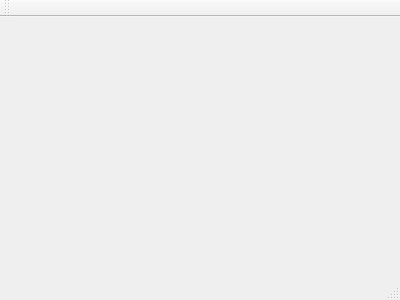
Old version of the form mainwindow.ui in the repository ThomasHermans/Carcassonne.
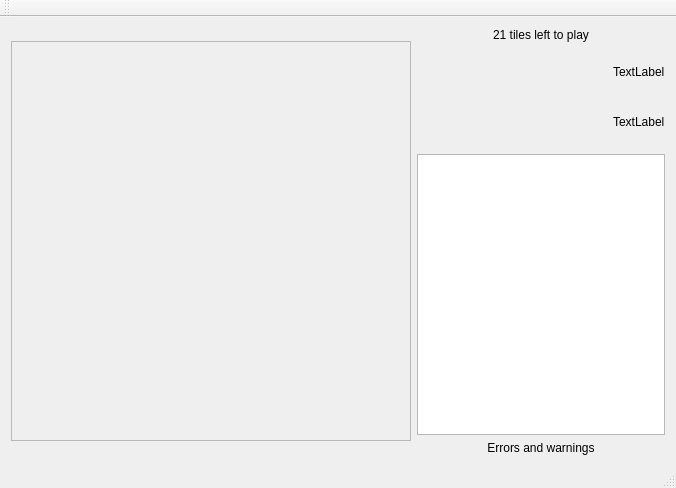
New version of the form. Icons and pictures are not drawn.

```diff
--- a/mainwindow.ui
+++ b/mainwindow.ui
@@ -1,24 +1,179 @@
 <ui version="4.0">
  <class>MainWindow</class>
- <widget class="QMainWindow" name="MainWindow" >
-  <property name="geometry" >
+ <widget class="QMainWindow" name="MainWindow">
+  <property name="geometry">
    <rect>
     <x>0</x>
     <y>0</y>
-    <width>400</width>
-    <height>300</height>
+    <width>676</width>
+    <height>488</height>
    </rect>
   </property>
   <property name="windowTitle" >
    <string>MainWindow</string>
   </property>
-  <widget class="QMenuBar" name="menuBar" />
-  <widget class="QToolBar" name="mainToolBar" />
-  <widget class="QWidget" name="centralWidget" />
-  <widget class="QStatusBar" name="statusBar" />
+  <widget class="QWidget" name="centralWidget">
+   <layout class="QHBoxLayout" name="horizontalLayout_3">
+    <item>
+     <layout class="QHBoxLayout" name="mBoardAndSideBarLayout">
+      <item>
+       <widget class="QScrollArea" name="mBoardScrollArea">
+        <property name="sizePolicy">
+         <sizepolicy hsizetype="Fixed" vsizetype="Fixed">
+          <horstretch>0</horstretch>
+          <verstretch>0</verstretch>
+         </sizepolicy>
+        </property>
+        <property name="minimumSize">
+         <size>
+          <width>400</width>
+          <height>400</height>
+         </size>
+        </property>
+        <property name="baseSize">
+         <size>
+          <width>100</width>
+          <height>100</height>
+         </size>
+        </property>
+        <property name="widgetResizable">
+         <bool>false</bool>
+        </property>
+        <widget class="QWidget" name="scrollAreaWidgetContents">
+         <property name="geometry">
+          <rect>
+           <x>0</x>
+           <y>0</y>
+           <width>398</width>
+           <height>398</height>
+          </rect>
+         </property>
+        </widget>
+       </widget>
+      </item>
+      <item>
+       <layout class="QVBoxLayout" name="mSideBarLayout">
+        <item>
+         <widget class="QLabel" name="mTilesLeftLabel">
+          <property name="minimumSize">
+           <size>
+            <width>50</width>
+            <height>0</height>
+           </size>
+          </property>
+          <property name="text">
+           <string>21 tiles left to play</string>
+          </property>
+          <property name="alignment">
+           <set>Qt::AlignCenter</set>
+          </property>
+         </widget>
+        </item>
+        <item>
+         <layout class="QHBoxLayout" name="mPickedTileLayout">
+          <item>
+           <widget class="QLabel" name="mPickedTileLabel">
+            <property name="minimumSize">
+             <size>
+              <width>100</width>
+              <height>100</height>
+             </size>
+            </property>
+            <property name="text">
+             <string/>
+            </property>
+            <property name="pixmap">
+             <pixmap>startTile.png</pixmap>
+            </property>
+            <property name="alignment">
+             <set>Qt::AlignCenter</set>
+            </property>
+           </widget>
+          </item>
+          <item>
+           <layout class="QVBoxLayout" name="mTurnTileLayout">
+            <item>
+             <widget class="QLabel" name="mTurnRightLabel">
+              <property name="sizePolicy">
+               <sizepolicy hsizetype="Fixed" vsizetype="Fixed">
+                <horstretch>0</horstretch>
+                <verstretch>0</verstretch>
+               </sizepolicy>
+              </property>
+              <property name="minimumSize">
+               <size>
+                <width>40</width>
+                <height>40</height>
+               </size>
+              </property>
+              <property name="text">
+               <string>TextLabel</string>
+              </property>
+             </widget>
+            </item>
+            <item>
+             <widget class="QLabel" name="mTurnLeftLabel">
+              <property name="sizePolicy">
+               <sizepolicy hsizetype="Fixed" vsizetype="Fixed">
+                <horstretch>0</horstretch>
+                <verstretch>0</verstretch>
+               </sizepolicy>
+              </property>
+              <property name="minimumSize">
+               <size>
+                <width>40</width>
+                <height>40</height>
+               </size>
+              </property>
+              <property name="text">
+               <string>TextLabel</string>
+              </property>
+             </widget>
+            </item>
+           </layout>
+          </item>
+         </layout>
+        </item>
+        <item>
+         <widget class="QTextBrowser" name="mFlowLabel"/>
+        </item>
+        <item>
+         <widget class="QLabel" name="mErrorLabel">
+          <property name="text">
+           <string>Errors and warnings</string>
+          </property>
+          <property name="alignment">
+           <set>Qt::AlignCenter</set>
+          </property>
+         </widget>
+        </item>
+       </layout>
+      </item>
+     </layout>
+    </item>
+   </layout>
+  </widget>
+  <widget class="QMenuBar" name="menuBar">
+   <property name="geometry">
+    <rect>
+     <x>0</x>
+     <y>0</y>
+     <width>676</width>
+     <height>21</height>
+    </rect>
+   </property>
+  </widget>
+  <widget class="QToolBar" name="mainToolBar">
+   <attribute name="toolBarArea">
+    <enum>TopToolBarArea</enum>
+   </attribute>
+   <attribute name="toolBarBreak">
+    <bool>false</bool>
+   </attribute>
+  </widget>
+  <widget class="QStatusBar" name="statusBar"/>
  </widget>
- <layoutDefault spacing="6" margin="11" />
- <pixmapfunction></pixmapfunction>
+ <layoutdefault spacing="6" margin="11"/>
  <resources/>
  <connections/>
 </ui>
```
Left out of the diff: 3 changed lines with no effect on the pictures.
